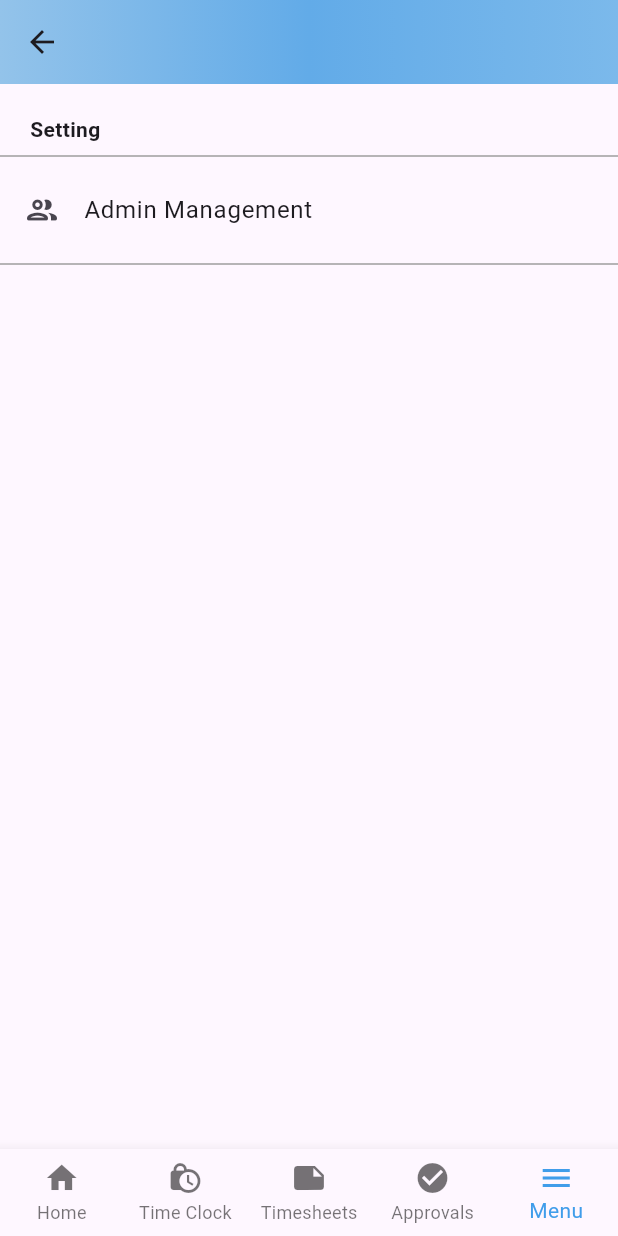
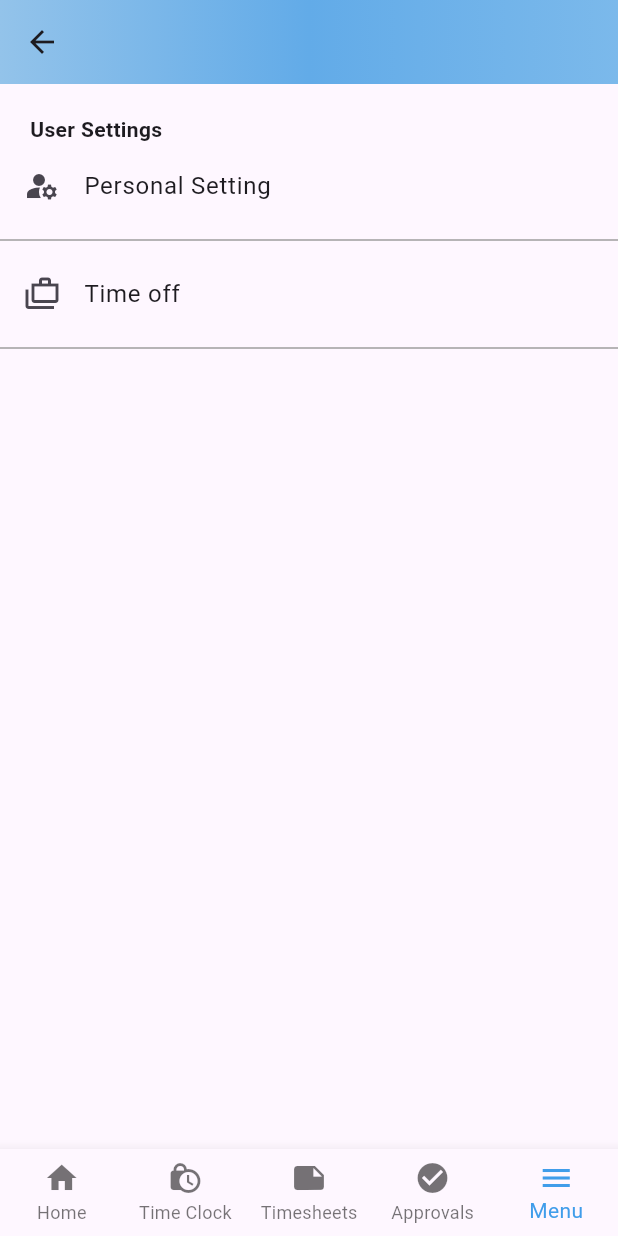
Before and after one commit to dimasAndri1412/FlutterApps-TogetherApps, a Flutter app: the ApplicationBarUser screen opened directly, item 5 of the bottom bar chosen, on a phone screen of 412 x 824 dp. Run offline on Flutter 3.47's test engine with Material 3 defaults, Android fonts, the phone set to English and light mode, and no system bars; our stand-ins replace drop_shadow_image, dropdown_search, faker, flutter_slidable, get, intl_phone_field and 1 more; missing offline and left inert: dropdownfield2, mailer.

Commit message:
Add Menu Page User

```diff
--- a/lib/home/applicationbar_user.dart
+++ b/lib/home/applicationbar_user.dart
@@ -1,7 +1,7 @@
 import 'package:absent_project/approvalls/approvalls_user.dart';
 import 'package:absent_project/home/Userhome.dart';
+import 'package:absent_project/menu/menu_page_user.dart';
 import 'package:flutter/material.dart';
-import 'package:absent_project/menu/MenuPage.dart';
 import 'package:absent_project/approvalls/Approvalls.dart';
 
 class ApplicationBarUser extends StatefulWidget {
@@ -18,7 +18,7 @@ class _ApplicationBarUserState extends State<ApplicationBarUser> {
     Icon(Icons.lock_clock),
     Icon(Icons.note),
     ApprovallsUser(),
-    MenuPage()
+    MenuPageUser()
   ];
 
   @override
--- /dev/null
+++ b/lib/menu/menu_page_user.dart
@@ -0,0 +1,55 @@
+// import 'package:first_project/login/setting/admin.dart' as admin;
+import 'package:absent_project/menu/PersonalSettings/personal_setting.dart';
+import 'package:absent_project/menu/adminManagement/DetailUser.dart';
+import 'package:flutter/material.dart';
+
+class MenuPageUser extends StatefulWidget {
+  const MenuPageUser({super.key});
+
+  @override
+  State<MenuPageUser> createState() => _MenuPageUserState();
+}
+
+class _MenuPageUserState extends State<MenuPageUser> {
+  @override
+  Widget build(BuildContext context) {
+    return Scaffold(
+      body: ListView(
+        children: [
+          SizedBox(
+            height: 20,
+          ),
+          Container(
+            margin: EdgeInsets.only(left: 20),
+            child: Text(
+              "User Settings",
+              style: TextStyle(fontWeight: FontWeight.bold),
+            ),
+          ),
+          ListTile(
+            title: Text("Personal Setting"),
+            leading: Icon(Icons.manage_accounts),
+            onTap: () {
+              Navigator.push(
+                context,
+                MaterialPageRoute(
+                    builder: (context) => const PersonalSetting()),
+              );
+            },
+          ),
+          Divider(
+            color: Colors.grey,
+          ),
+          ListTile(
+            title: Text("Time off"),
+            leading: Icon(Icons.cases_outlined),
+            onTap: () {},
+          ),
+          Divider(
+            color: Colors.grey,
+          ),
+        ],
+      ),
+    );
+  }
+}
```
Also changed, not shown: lib/approvalls/cuti/list_pengajuan_cuti.dart (+13 -1 lines), lib/approvalls/lembur/list_pengajuan_lembur.dart (+56 -3 lines), lib/menu/PersonalSettings/personal_setting.dart (added, +147 -0 lines).
